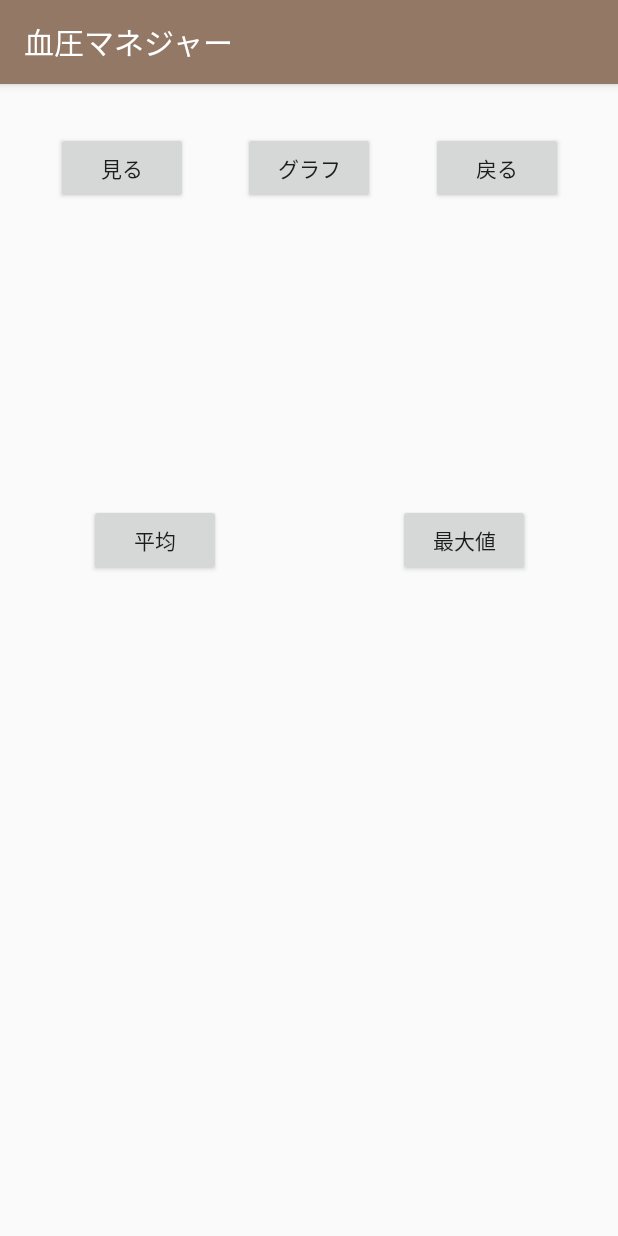
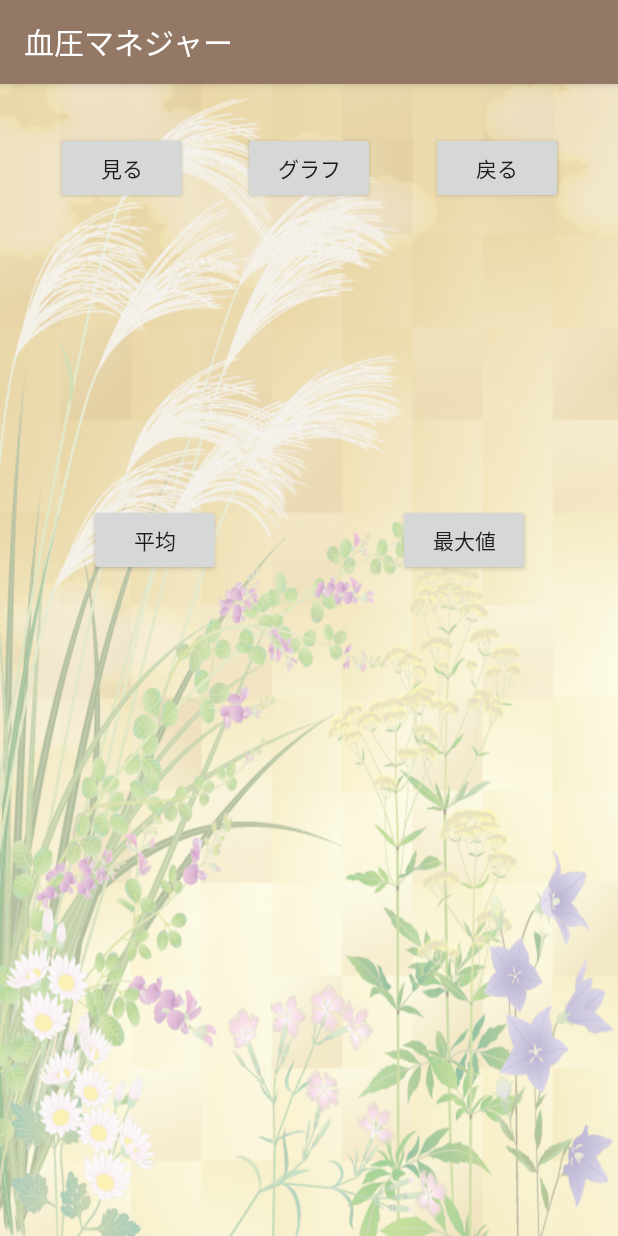
Before and after one commit to yukino555/BloodPressureManagement, an Android app: the HomeActivity screen opened directly, with no data from a screen before it, on a phone screen of 412 x 824 dp. Run offline under Robolectric (Android 15) with nearby library versions, the phone set to English and light mode, and no system bars; Roboto replaces fonts that are not available here.

Commit message:
使用していないコメントアウトを削除しました。

```diff
--- a/app/src/main/java/example/com/bloodpressuremanagementuser/GraphActivity.java
+++ b/app/src/main/java/example/com/bloodpressuremanagementuser/GraphActivity.java
@@ -5,20 +5,20 @@ import androidx.appcompat.app.AppCompatActivity;
 import android.database.Cursor;
 import android.database.sqlite.SQLiteDatabase;
 import android.graphics.Color;
-import android.graphics.DashPathEffect;
 import android.os.Bundle;
 import android.view.View;
 
 import com.github.mikephil.charting.charts.LineChart;
+import com.github.mikephil.charting.components.AxisBase;
 import com.github.mikephil.charting.components.XAxis;
 import com.github.mikephil.charting.components.YAxis;
 import com.github.mikephil.charting.data.Entry;
 import com.github.mikephil.charting.data.LineData;
 import com.github.mikephil.charting.data.LineDataSet;
 import com.github.mikephil.charting.formatter.IndexAxisValueFormatter;
-import com.github.mikephil.charting.formatter.ValueFormatter;
 import com.github.mikephil.charting.interfaces.datasets.ILineDataSet;
 
+import java.text.SimpleDateFormat;
 import java.util.ArrayList;
 
 public class GraphActivity extends AppCompatActivity {
@@ -29,6 +29,7 @@ public class GraphActivity extends AppCompatActivity {
     ArrayList<Entry> valuesMaxBp;
     ArrayList<Entry> valuesMinBp;
     ArrayList<String> date;
+    String labels;
 
     @Override
     protected void onCreate(Bundle savedInstanceState) {
@@ -111,6 +112,8 @@ public class GraphActivity extends AppCompatActivity {
         mChart.getAxisRight().setEnabled(false);
     }
 
+
+
     private void setData() {
 
 
@@ -149,64 +152,3 @@ public class GraphActivity extends AppCompatActivity {
         finish();
     }
 }
-
-
-//    private void setDataMinBp() {
-//        db = helper.getReadableDatabase();
-//        cursor = db.query(
-//                "_BPtable",
-//                new String[]{"_date", "_minBP"},
-//                null,
-//                null,
-//                null,
-//                null,
-//                null
-//                );
-//        cursor.moveToFirst();
-//        ArrayList<Entry> valuesMinBp = new ArrayList<>();
-//        for (int i = 0; i < cursor.getCount(); i++) {
-//            valuesMinBp.add(new Entry(i, cursor.getInt(1), null, null));
-//            cursor.moveToNext();
-//        }
-//        cursor.close();
-//
-//        // 最低血圧の線
-//        LineDataSet set2;
-//
-//        if (mChart.getData() != null &&
-//                mChart.getData().getDataSetCount() > 0) {
-//
-//            set2 = (LineDataSet) mChart.getData().getDataSetByIndex(0);
-//            set2.setValues(valuesMinBp);
-//            mChart.getData().notifyDataChanged();
-//            mChart.notifyDataSetChanged();
-//        } else {
-//            // create a dataset and give it a type
-//            set2 = new LineDataSet(valuesMinBp, "最低血圧");
-//
-//            set2.setDrawIcons(false);  // true false の違いが判らない
-//            set2.setColor(Color.BLUE);  // 線の色
-//            set2.setCircleColor(Color.BLUE);  // データのドットの色
-//            set2.setLineWidth(5f);  // 線の太さ 1f~
-//            set2.setCircleRadius(5f);  // データドットの大きさ
-//            set2.setDrawCircleHole(false);  // データドットを塗りつぶす→false 塗りつぶさない→true
-//            set2.setValueTextSize(10f);  // データの値を記す。0fで記載なし。floatだから小数点がつく
-//            set2.setDrawFilled(true);
-//            set2.setFormLineWidth(1f);
-//            set2.setFormLineDashEffect(new DashPathEffect(new float[]{10f, 5f}, 0f));
-//            set2.setFormSize(15.f);
-//
-//            set2.setFillColor(Color.BLUE);
-//
-//            ArrayList<ILineDataSet> dataSetsMinBp = new ArrayList<>();
-//            dataSetsMinBp.add(set2); // add the datasets
-//
-//            // create a data object with the datasets
-//            LineData lineDataMinBp = new LineData(dataSetsMinBp);
-//
-//            // set data
-//            mChart.setData(lineDataMinBp);
-//        }
-//
-//
-//    }
--- a/app/src/main/res/layout/activity_home.xml
+++ b/app/src/main/res/layout/activity_home.xml
@@ -5,6 +5,13 @@
     android:layout_width="match_parent"
     android:layout_height="match_parent"
     tools:context=".HomeActivity">
+
+    <ImageView
+        android:src="@drawable/a531894"
+        android:scaleType="fitXY"
+        android:layout_width="match_parent"
+        android:layout_height="match_parent"
+        android:alpha="0.50"/>
 
     <Button
         android:id="@+id/btShow"
```
